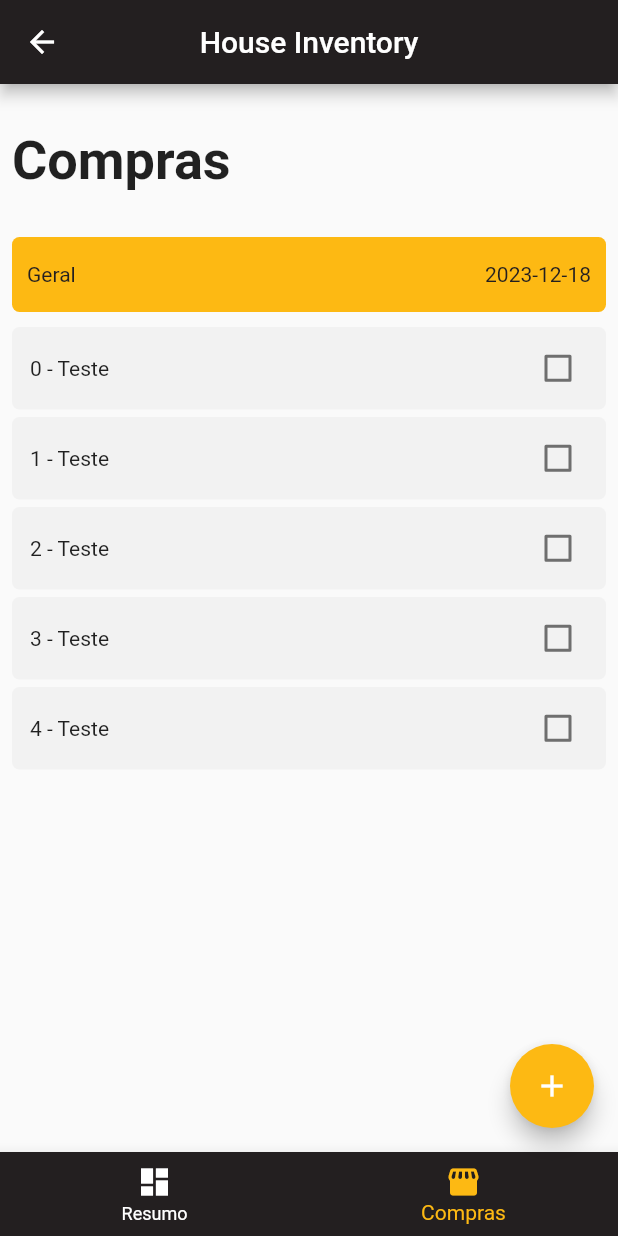
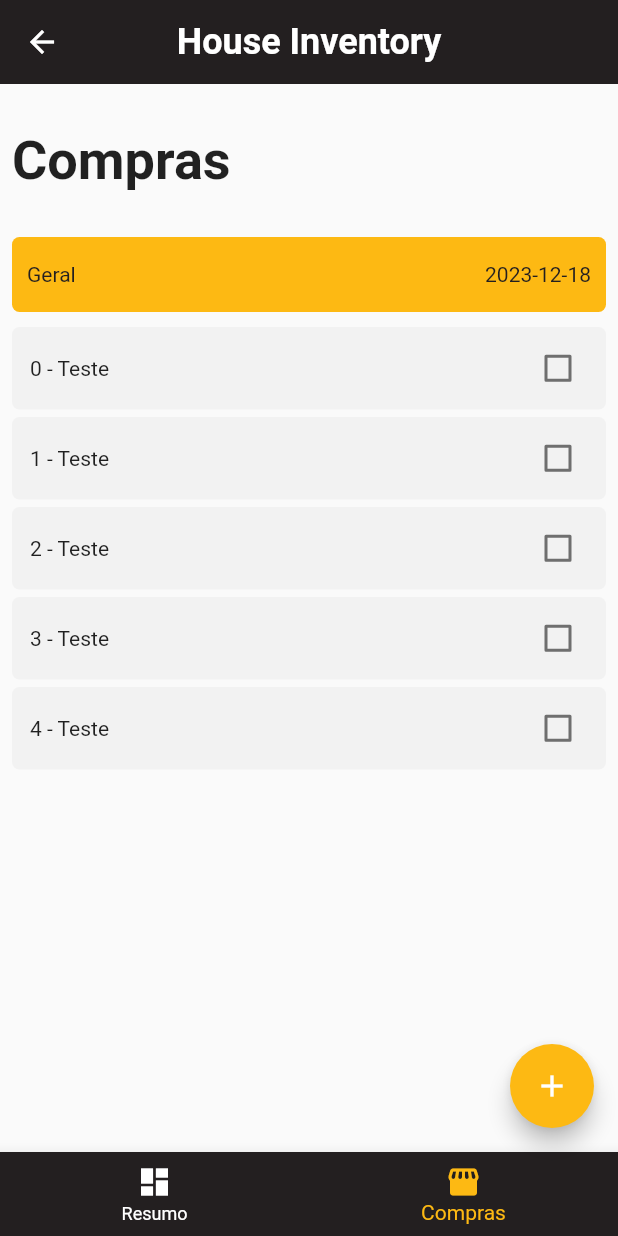
Before and after one commit to gquende/ghouse, a Flutter app: the Home screen opened directly, item 2 of the bottom bar chosen, on a phone screen of 412 x 824 dp. Run offline on Flutter 3.47's test engine with Material 2 defaults, Android fonts, the phone set to English and light mode, and no system bars; our stand-ins replace firebase_core, get_it, material_design_icons_flutter, sqflite, sqflite_common_ffi; accounts and stored records are empty.

Commit message:
FEAT: Add Themedata

```diff
--- a/lib/configs/theme.dart
+++ b/lib/configs/theme.dart
@@ -1,8 +1,30 @@
 import 'dart:ui';
+
+import 'package:flutter/material.dart';
 
 class AppTheme {
   static Color PRIMARYCOLOR = Color(0xffFDB913);
   static Color SECONDARYCOLOR = Color(0xff231F20);
   static Color THIRDCOLOR = Color(0xff272727);
   static Color GREENCOLOR = Color(0xff16AC83);
+
+  static ThemeData light = ThemeData(
+      primaryColor: PRIMARYCOLOR,
+      primaryColorDark: SECONDARYCOLOR,
+      appBarTheme: const AppBarTheme(
+          elevation: 0,
+          foregroundColor: Colors.white,
+          centerTitle: true,
+          color: Colors.transparent,
+          titleTextStyle: TextStyle(
+              fontSize: 24, fontWeight: FontWeight.bold, color: Colors.white)));
+
+  static ThemeData darkMode = ThemeData(
+      appBarTheme: const AppBarTheme(
+          elevation: 0,
+          foregroundColor: Colors.white,
+          centerTitle: true,
+          color: Colors.transparent,
+          titleTextStyle: TextStyle(
+              fontSize: 24, fontWeight: FontWeight.bold, color: Colors.white)));
 }
--- a/lib/main.dart
+++ b/lib/main.dart
@@ -4,20 +4,21 @@ import 'package:ghouse/pages/login.dart';
 import 'configs/theme.dart';
 
 void main() {
-  runApp(const App());
+  runApp(App(
+    isDarkMode: true,
+  ));
 }
 
 class App extends StatelessWidget {
-  const App({super.key});
+  bool isDarkMode;
+  App({required this.isDarkMode});
 
   //T
   @override
   Widget build(BuildContext context) {
     return MaterialApp(
       debugShowCheckedModeBanner: false,
-      theme: ThemeData(
-          primaryColor: AppTheme.PRIMARYCOLOR,
-          primaryColorDark: AppTheme.SECONDARYCOLOR),
+      theme: isDarkMode ? AppTheme.darkMode : AppTheme.light,
       home: Login(),
     );
   }
--- a/lib/pages/home.dart
+++ b/lib/pages/home.dart
@@ -15,10 +15,13 @@ class _HomeState extends State<Home> {
   Widget build(BuildContext context) {
     return Scaffold(
       appBar: AppBar(
-        title: Text("House Inventory"),
-        centerTitle: true,
-        backgroundColor: AppTheme.SECONDARYCOLOR,
-      ),
+          title: Text("House Inventory"),
+          centerTitle: true,
+          backgroundColor: AppTheme.SECONDARYCOLOR,
+          elevation: 0,
+          foregroundColor: Colors.white,
+          titleTextStyle: TextStyle(
+              fontSize: 24, fontWeight: FontWeight.bold, color: Colors.white)),
       body: SingleChildScrollView(
         child: setPage(_currentIndex),
       ),
```
Also changed, not shown: lib/firebase_options.dart, 3 other files.
